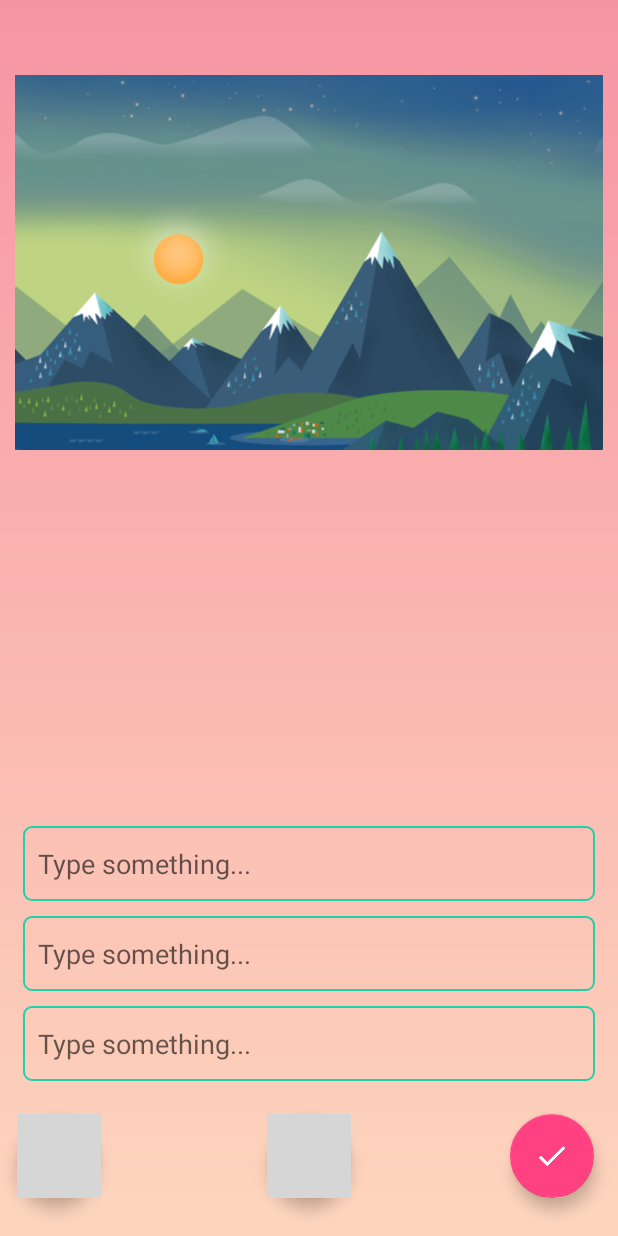
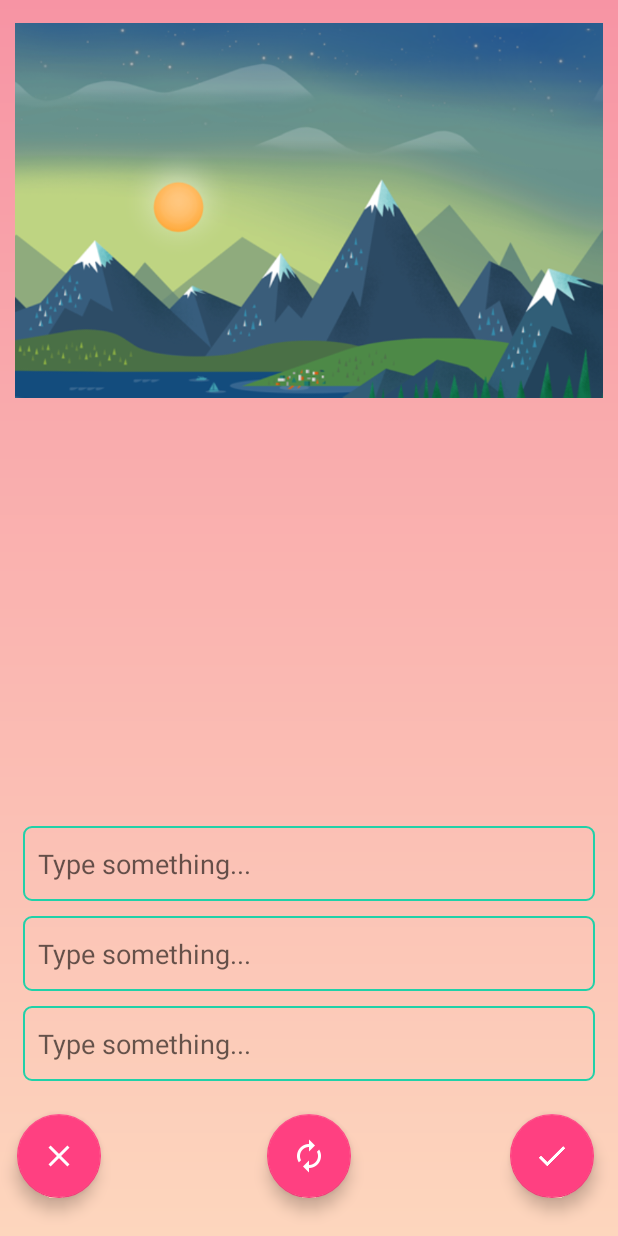
Before and after one commit to Sudharshaun/Perception, an Android app: the screen it shows after launch (MainActivity), on a phone screen of 412 x 824 dp. Run offline under Robolectric (Android 15) with nearby library versions, the phone set to English and light mode, and no system bars; grey boxes are pictures that could not be loaded.

Commit message:
design commit

```diff
--- a/app/src/main/java/com/commas/sudharshaun/perception/MainActivity.java
+++ b/app/src/main/java/com/commas/sudharshaun/perception/MainActivity.java
@@ -1,13 +1,61 @@
 package com.commas.sudharshaun.perception;
 
+import android.support.design.widget.FloatingActionButton;
 import android.support.v7.app.AppCompatActivity;
 import android.os.Bundle;
+import android.util.Log;
+import android.view.View;
+import android.widget.Button;
+import android.widget.ImageView;
+
+import java.util.Random;
 
 public class MainActivity extends AppCompatActivity {
+//TODO : VARIABLE DECLARATIONS
+    ImageView mImageViewfondus;
+    FloatingActionButton mNextButton;
+    FloatingActionButton mCloseButton;
+    FloatingActionButton mNewButton;
+    int imageArray[]={R.drawable.download, R.drawable.image1, R.drawable.image2};
 
     @Override
     protected void onCreate(Bundle savedInstanceState) {
         super.onCreate(savedInstanceState);
         setContentView(R.layout.activity_main);
+
+//TODO: INITIALIZATION
+        mImageViewfondus = (ImageView) findViewById(R.id.imageView3);
+        mNextButton = (FloatingActionButton) findViewById(R.id.floatingButtonNext);
+        mCloseButton = (FloatingActionButton) findViewById(R.id.floatingButtonClose);
+        mNewButton = (FloatingActionButton) findViewById(R.id.floatingButtonNew);
+
+//TODO: EVENTS FOR BUTTONS
+        mNextButton.setOnClickListener(new View.OnClickListener() {
+            @Override
+            public void onClick(View v) {
+                //Log.d("Perception", "Next button works!");
+                Random randomImageGenerator = new Random();
+                int num = randomImageGenerator.nextInt(2);
+                Log.d("Perception", "Generated number is" +num);
+
+                mImageViewfondus.setImageResource(imageArray[num]);
+            }
+        });
+
+        mCloseButton.setOnClickListener(new View.OnClickListener() {
+            @Override
+            public void onClick(View v) {
+                Log.d("Perception", "Close button works!");
+            }
+        });
+
+        mNewButton.setOnClickListener(new View.OnClickListener() {
+            @Override
+            public void onClick(View v) {
+
+
+            }
+        });
+
     }
 }
--- a/app/src/main/res/layout/activity_main.xml
+++ b/app/src/main/res/layout/activity_main.xml
@@ -9,6 +9,11 @@
     android:background="@drawable/gradient">
 
 
+    <RelativeLayout
+        android:layout_width="wrap_content"
+        android:layout_height="250dp"
+        android:layout_marginTop="15dp">
+
         <ImageView
             android:id="@+id/imageView3"
             android:layout_width="wrap_content"
@@ -18,6 +23,7 @@
             android:layout_marginLeft="20dp"
             android:soundEffectsEnabled="true"
             app:srcCompat="@drawable/fondos" />
+    </RelativeLayout>
 
     <RelativeLayout
         android:layout_width="match_parent"
@@ -27,7 +33,7 @@
         android:layout_alignParentLeft="true">
 
         <android.support.design.widget.FloatingActionButton
-            android:id="@+id/floatingActionButton"
+            android:id="@+id/floatingButtonNext"
             android:layout_width="wrap_content"
             android:layout_height="wrap_content"
             android:layout_alignParentBottom="true"
@@ -41,21 +47,21 @@
             android:focusable="true" />
 
         <android.support.design.widget.FloatingActionButton
-            android:id="@+id/floatingActionButton2"
+            android:id="@+id/floatingButtonNew"
             android:layout_width="wrap_content"
             android:layout_height="wrap_content"
-            android:layout_alignTop="@+id/floatingActionButton"
+            android:layout_alignTop="@+id/floatingButtonNext"
             android:layout_centerHorizontal="true"
             android:clickable="true"
             app:srcCompat="@drawable/ic_autorenew_white_24dp"
             android:focusable="true" />
 
         <android.support.design.widget.FloatingActionButton
-            android:id="@+id/floatingActionButton3"
+            android:id="@+id/floatingButtonClose"
             android:layout_width="wrap_content"
             android:layout_height="wrap_content"
             android:layout_alignParentStart="true"
-            android:layout_alignTop="@+id/floatingActionButton"
+            android:layout_alignTop="@+id/floatingButtonNext"
             android:layout_marginStart="11dp"
             android:clickable="true"
             app:srcCompat="@drawable/ic_close_white_24dp"
```
Also changed, not shown: app/src/main/res/drawable-hdpi/ic_autorenew_white_24dp.png (added), app/src/main/res/drawable-hdpi/ic_chevron_left_white_24dp.png (added), app/src/main/res/drawable-hdpi/ic_close_white_24dp.png (added), app/src/main/res/drawable-mdpi/ic_autorenew_white_24dp.png (added), app/src/main/res/drawable-mdpi/ic_chevron_left_white_24dp.png (added), app/src/main/res/drawable-mdpi/ic_close_white_24dp.png (added), app/src/main/res/drawable-xhdpi/ic_autorenew_white_24dp.png (added), app/src/main/res/drawable-xhdpi/ic_chevron_left_white_24dp.png (added), app/src/main/res/drawable-xhdpi/ic_close_white_24dp.png (added), app/src/main/res/drawable-xxhdpi/ic_autorenew_white_24dp.png (added), app/src/main/res/drawable-xxhdpi/ic_chevron_left_white_24dp.png (added), app/src/main/res/drawable-xxhdpi/ic_close_white_24dp.png (added), app/src/main/res/drawable-xxxhdpi/ic_autorenew_white_24dp.png (added), app/src/main/res/drawable-xxxhdpi/ic_chevron_left_white_24dp.png (added), 1 more files. Lines whose indentation alone changed are shown as unchanged.
